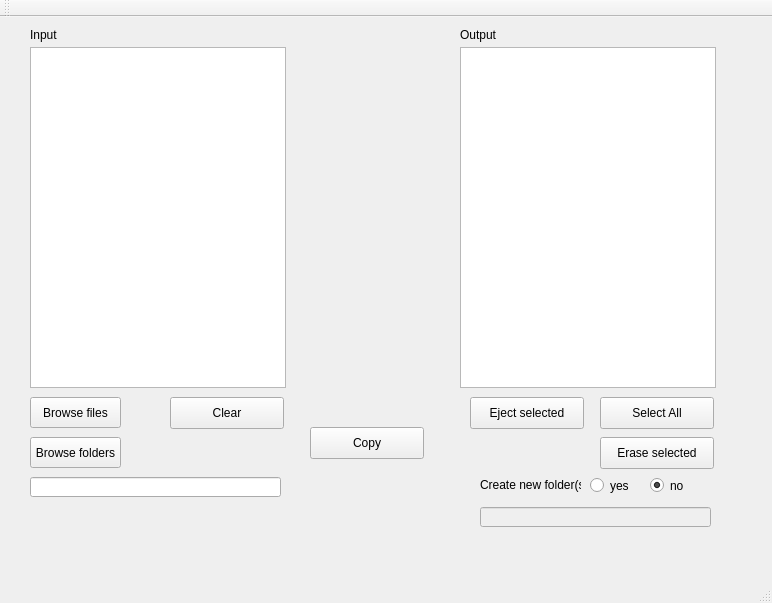
This is MainWindow.ui in ThomasAy/Duplicateur as Qt 5 draws it before an edit. The edited form follows.
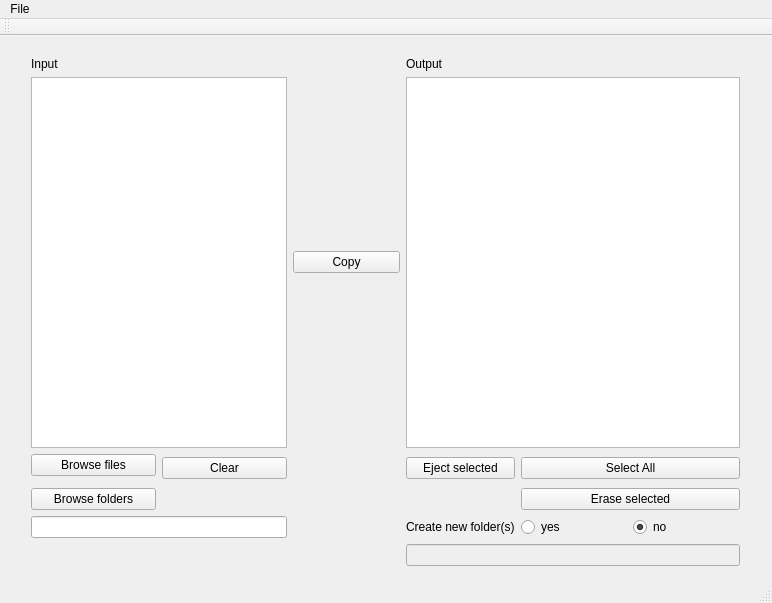
This is the edited form.

Commit message: add the about box

Diff of the .ui file:
```diff
--- a/MainWindow.ui
+++ b/MainWindow.ui
@@ -17,191 +17,83 @@
    <string>MainWindow</string>
   </property>
   <widget class="QWidget" name="centralWidget">
-   <widget class="QListWidget" name="usbDrives">
+   <widget class="QWidget" name="">
     <property name="geometry">
      <rect>
-      <x>460</x>
-      <y>30</y>
-      <width>256</width>
-      <height>341</height>
-     </rect>
-    </property>
-   </widget>
-   <widget class="QListWidget" name="listWidget">
-    <property name="geometry">
-     <rect>
-      <x>30</x>
-      <y>30</y>
-      <width>256</width>
-      <height>341</height>
-     </rect>
-    </property>
-   </widget>
-   <widget class="QLabel" name="label">
-    <property name="geometry">
-     <rect>
-      <x>30</x>
+      <x>20</x>
       <y>10</y>
-      <width>62</width>
-      <height>16</height>
+      <width>731</width>
+      <height>531</height>
      </rect>
     </property>
-    <property name="text">
-     <string>Input</string>
-    </property>
-    <property name="scaledContents">
-     <bool>true</bool>
-    </property>
-   </widget>
-   <widget class="QLabel" name="label_2">
-    <property name="geometry">
-     <rect>
-      <x>460</x>
-      <y>10</y>
-      <width>62</width>
-      <height>16</height>
-     </rect>
-    </property>
-    <property name="text">
-     <string>Output</string>
-    </property>
-   </widget>
-   <widget class="QPushButton" name="pushButton">
-    <property name="geometry">
-     <rect>
-      <x>310</x>
-      <y>410</y>
-      <width>114</width>
-      <height>32</height>
-     </rect>
-    </property>
-    <property name="text">
-     <string>Copy</string>
-    </property>
-   </widget>
+    <layout class="QGridLayout" name="gridLayout">
+     <item row="2" column="5" rowspan="2" colspan="2">
    <widget class="QPushButton" name="pb_Select">
-    <property name="geometry">
-     <rect>
-      <x>600</x>
-      <y>380</y>
-      <width>114</width>
-      <height>32</height>
-     </rect>
-    </property>
     <property name="text">
      <string>Select All</string>
     </property>
    </widget>
+     </item>
+     <item row="2" column="1" rowspan="2">
    <widget class="QPushButton" name="pb_Clear">
-    <property name="geometry">
-     <rect>
-      <x>170</x>
-      <y>380</y>
-      <width>114</width>
-      <height>32</height>
-     </rect>
-    </property>
     <property name="text">
      <string>Clear</string>
     </property>
    </widget>
-   <widget class="QPushButton" name="pushButton_2">
-    <property name="geometry">
-     <rect>
-      <x>600</x>
-      <y>420</y>
-      <width>114</width>
-      <height>32</height>
-     </rect>
-    </property>
-    <property name="text">
-     <string>Erase selected</string>
-    </property>
-   </widget>
+     </item>
+     <item row="2" column="4" rowspan="2">
    <widget class="QPushButton" name="pb_Eject">
-    <property name="geometry">
-     <rect>
-      <x>470</x>
-      <y>380</y>
-      <width>114</width>
-      <height>32</height>
-     </rect>
-    </property>
     <property name="text">
      <string>Eject selected</string>
     </property>
    </widget>
-   <widget class="QPushButton" name="pb_browse">
-    <property name="geometry">
-     <rect>
-      <x>30</x>
-      <y>380</y>
-      <width>91</width>
-      <height>31</height>
-     </rect>
-    </property>
-    <property name="text">
-     <string>Browse files</string>
-    </property>
-   </widget>
-   <widget class="QPushButton" name="pb_browse_folders">
-    <property name="geometry">
-     <rect>
-      <x>30</x>
-      <y>420</y>
-      <width>91</width>
-      <height>31</height>
-     </rect>
-    </property>
-    <property name="text">
-     <string>Browse folders</string>
-    </property>
-   </widget>
-   <widget class="QLineEdit" name="address_mail">
-    <property name="geometry">
-     <rect>
-      <x>30</x>
-      <y>460</y>
-      <width>251</width>
-      <height>20</height>
-     </rect>
-    </property>
-   </widget>
+     </item>
+     <item row="1" column="4" colspan="3">
+      <widget class="QListWidget" name="usbDrives"/>
+     </item>
+     <item row="5" column="4">
    <widget class="QLabel" name="label_3">
-    <property name="geometry">
-     <rect>
-      <x>480</x>
-      <y>460</y>
-      <width>101</width>
-      <height>16</height>
-     </rect>
-    </property>
     <property name="text">
      <string>Create new folder(s)</string>
     </property>
    </widget>
+     </item>
+     <item row="1" column="2">
+      <widget class="QPushButton" name="pushButton">
+       <property name="text">
+        <string>Copy</string>
+       </property>
+      </widget>
+     </item>
+     <item row="5" column="5">
    <widget class="QRadioButton" name="radio_folder_yes">
-    <property name="geometry">
-     <rect>
-      <x>590</x>
-      <y>460</y>
-      <width>41</width>
-      <height>17</height>
-     </rect>
-    </property>
     <property name="text">
      <string>yes</string>
     </property>
    </widget>
+     </item>
+     <item row="1" column="0" colspan="2">
+      <widget class="QListWidget" name="listWidget"/>
+     </item>
+     <item row="4" column="5" colspan="2">
+      <widget class="QPushButton" name="pushButton_2">
+       <property name="text">
+        <string>Erase selected</string>
+       </property>
+      </widget>
+     </item>
+     <item row="0" column="0">
+      <widget class="QLabel" name="label">
+       <property name="text">
+        <string>Input</string>
+       </property>
+       <property name="scaledContents">
+        <bool>true</bool>
+       </property>
+      </widget>
+     </item>
+     <item row="5" column="6">
    <widget class="QRadioButton" name="radio_folder_no">
-    <property name="geometry">
-     <rect>
-      <x>650</x>
-      <y>460</y>
-      <width>41</width>
-      <height>17</height>
-     </rect>
-    </property>
     <property name="text">
      <string>no</string>
     </property>
@@ -209,18 +101,39 @@
      <bool>true</bool>
     </property>
    </widget>
+     </item>
+     <item row="0" column="4">
+      <widget class="QLabel" name="label_2">
+       <property name="text">
+        <string>Output</string>
+       </property>
+      </widget>
+     </item>
+     <item row="2" column="0">
+      <widget class="QPushButton" name="pb_browse">
+       <property name="text">
+        <string>Browse files</string>
+       </property>
+      </widget>
+     </item>
+     <item row="6" column="4" colspan="3">
    <widget class="QLineEdit" name="new_folder">
     <property name="enabled">
      <bool>false</bool>
     </property>
-    <property name="geometry">
-     <rect>
-      <x>480</x>
-      <y>490</y>
-      <width>231</width>
-      <height>20</height>
-     </rect>
-    </property>
+      </widget>
+     </item>
+     <item row="4" column="0">
+      <widget class="QPushButton" name="pb_browse_folders">
+       <property name="text">
+        <string>Browse folders</string>
+       </property>
+      </widget>
+     </item>
+     <item row="5" column="0" colspan="2">
+      <widget class="QLineEdit" name="address_mail"/>
+     </item>
+    </layout>
    </widget>
   </widget>
   <widget class="QMenuBar" name="menuBar">
@@ -229,9 +142,16 @@
      <x>0</x>
      <y>0</y>
      <width>772</width>
-     <height>21</height>
+     <height>22</height>
     </rect>
    </property>
+   <widget class="QMenu" name="menuFile">
+    <property name="title">
+     <string>File</string>
+    </property>
+    <addaction name="actionAbout"/>
+   </widget>
+   <addaction name="menuFile"/>
   </widget>
   <widget class="QToolBar" name="mainToolBar">
    <attribute name="toolBarArea">
```
Left out of the diff: 7 changed lines with no effect on the pictures. Lines whose indentation alone changed are shown as unchanged. The commit also changes 2 other files.
